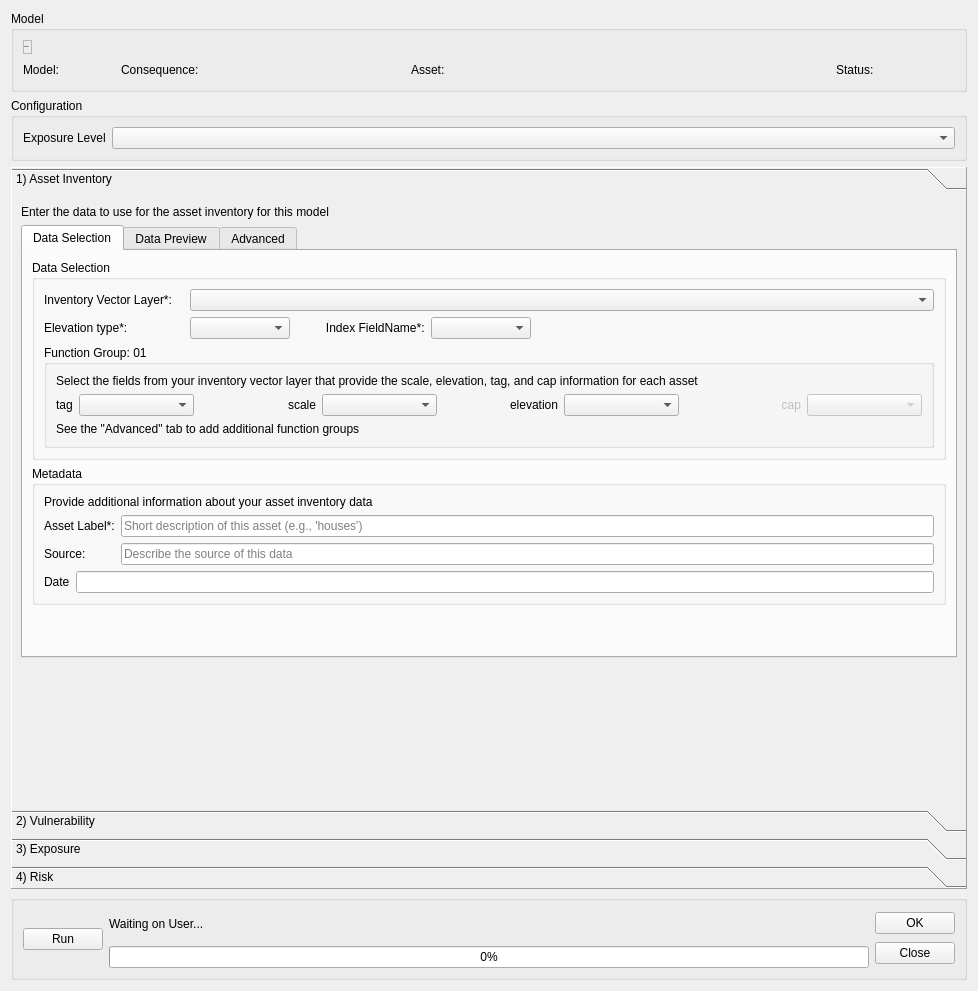
cefect/CanFlood2, file canflood2/canflood2_model_config.ui: the form before one commit.
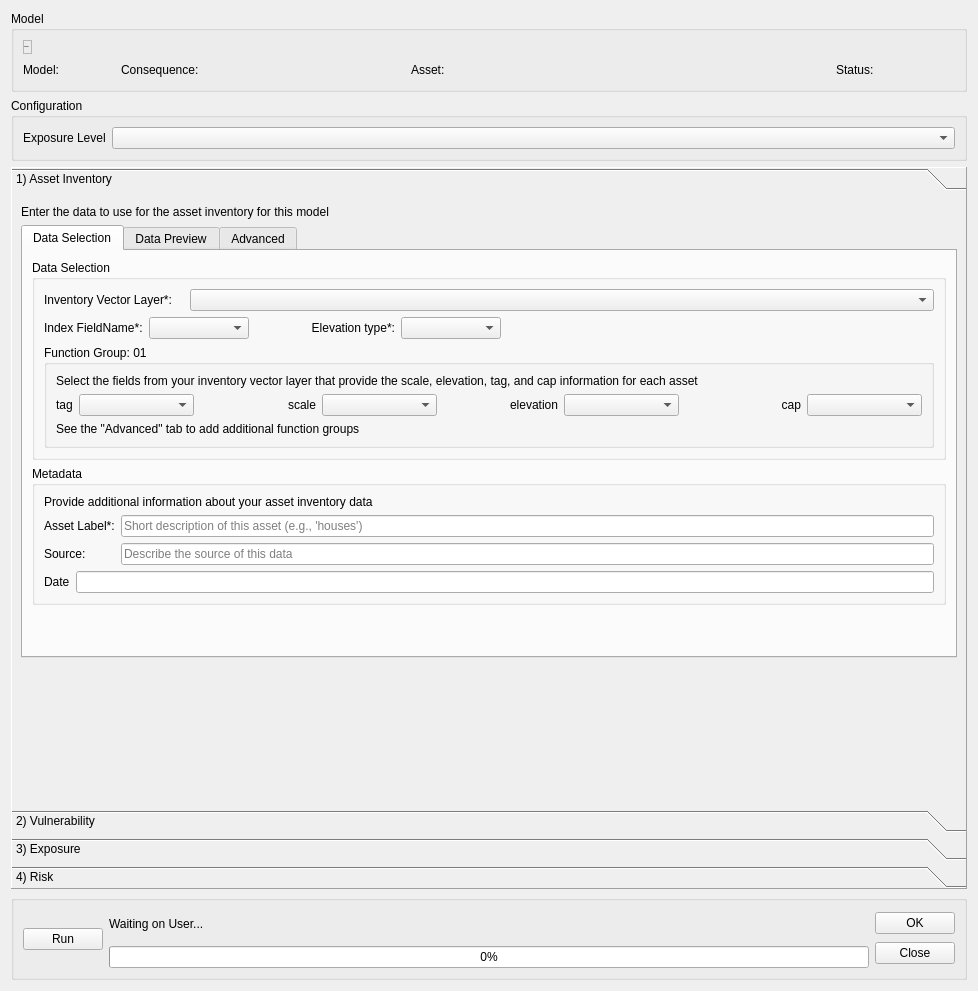
The form after the commit. Icons and pictures are not drawn. Custom widgets are drawn as their Qt base class.

```diff
--- a/canflood2/canflood2_model_config.ui
+++ b/canflood2/canflood2_model_config.ui
@@ -363,6 +363,47 @@
               </item>
               <item>
                <layout class="QHBoxLayout" name="horizontalLayout_26">
+                <item>
+                 <widget class="QLabel" name="label_2">
+                  <property name="sizePolicy">
+                   <sizepolicy hsizetype="Minimum" vsizetype="Preferred">
+                    <horstretch>0</horstretch>
+                    <verstretch>0</verstretch>
+                   </sizepolicy>
+                  </property>
+                  <property name="minimumSize">
+                   <size>
+                    <width>50</width>
+                    <height>0</height>
+                   </size>
+                  </property>
+                  <property name="maximumSize">
+                   <size>
+                    <width>99999</width>
+                    <height>16777215</height>
+                   </size>
+                  </property>
+                  <property name="text">
+                   <string>Index FieldName*:</string>
+                  </property>
+                 </widget>
+                </item>
+                <item>
+                 <widget class="QgsFieldComboBox" name="mFieldComboBox_cid">
+                  <property name="minimumSize">
+                   <size>
+                    <width>100</width>
+                    <height>0</height>
+                   </size>
+                  </property>
+                  <property name="maximumSize">
+                   <size>
+                    <width>200</width>
+                    <height>16777215</height>
+                   </size>
+                  </property>
+                 </widget>
+                </item>
                 <item>
                  <widget class="QLabel" name="label_8">
                   <property name="sizePolicy">
@@ -386,6 +427,9 @@
                   <property name="text">
                    <string>Elevation type*:</string>
                   </property>
+                  <property name="alignment">
+                   <set>Qt::AlignRight|Qt::AlignTrailing|Qt::AlignVCenter</set>
+                  </property>
                  </widget>
                 </item>
                 <item>
@@ -423,47 +467,6 @@
                   </item>
                  </widget>
                 </item>
-                <item>
-                 <widget class="QLabel" name="label_2">
-                  <property name="sizePolicy">
-                   <sizepolicy hsizetype="Minimum" vsizetype="Preferred">
-                    <horstretch>0</horstretch>
-                    <verstretch>0</verstretch>
-                   </sizepolicy>
-                  </property>
-                  <property name="minimumSize">
-                   <size>
-                    <width>50</width>
-                    <height>0</height>
-                   </size>
-                  </property>
-                  <property name="maximumSize">
-                   <size>
-                    <width>99999</width>
-                    <height>16777215</height>
-                   </size>
-                  </property>
-                  <property name="text">
-                   <string>         Index FieldName*:</string>
-                  </property>
-                 </widget>
-                </item>
-                <item>
-                 <widget class="QgsFieldComboBox" name="mFieldComboBox_cid">
-                  <property name="minimumSize">
-                   <size>
-                    <width>100</width>
-                    <height>0</height>
-                   </size>
-                  </property>
-                  <property name="maximumSize">
-                   <size>
-                    <width>200</width>
-                    <height>16777215</height>
-                   </size>
-                  </property>
-                 </widget>
-                </item>
                 <item>
                  <spacer name="horizontalSpacer_4">
                   <property name="orientation">
@@ -552,7 +555,7 @@
                    <item>
                     <widget class="QLabel" name="label_27">
                      <property name="enabled">
-                      <bool>false</bool>
+                      <bool>true</bool>
                      </property>
                      <property name="text">
                       <string>cap</string>
@@ -565,7 +568,7 @@
                    <item>
                     <widget class="QgsFieldComboBox" name="mFieldComboBox_AI_01_cap">
                      <property name="enabled">
-                      <bool>false</bool>
+                      <bool>true</bool>
                      </property>
                     </widget>
                    </item>
```
Left out of the diff: 18 changed lines with no effect on the pictures.
